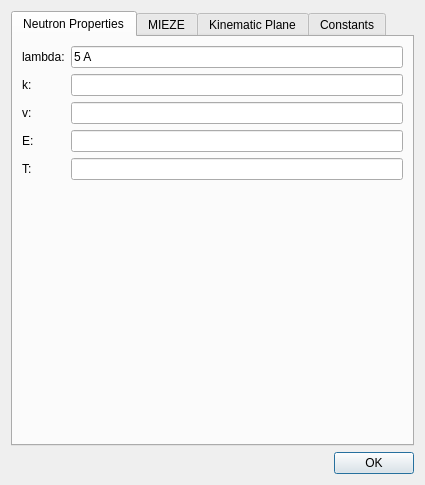
Before: the Qt Designer form ui/formulas.ui in tweber-ill/frm_mirror-miezetools, drawn with Qt 5.
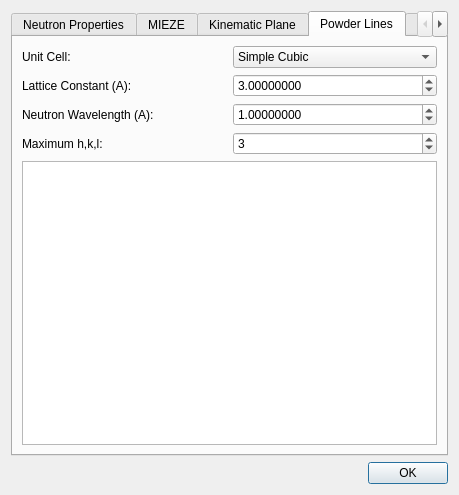
After: the same form once the commit is applied. The open tabs and pages were chosen to show the change.

Commit message: added powder calculation to formula dialog

Diff of the .ui file:
```diff
--- a/ui/formulas.ui
+++ b/ui/formulas.ui
@@ -6,8 +6,8 @@
    <rect>
     <x>0</x>
     <y>0</y>
-    <width>425</width>
-    <height>485</height>
+    <width>459</width>
+    <height>495</height>
    </rect>
   </property>
   <property name="windowTitle">
@@ -19,6 +19,12 @@
      <property name="currentIndex">
       <number>0</number>
      </property>
+     <property name="usesScrollButtons">
+      <bool>true</bool>
+     </property>
+     <property name="documentMode">
+      <bool>false</bool>
+     </property>
      <widget class="QWidget" name="tabNeutron">
       <attribute name="title">
        <string>Neutron Properties</string>
@@ -402,6 +408,113 @@
        </item>
       </layout>
      </widget>
+     <widget class="QWidget" name="tab_3">
+      <attribute name="title">
+       <string>Powder Lines</string>
+      </attribute>
+      <layout class="QGridLayout" name="gridLayout_4">
+       <item row="0" column="1">
+        <widget class="QComboBox" name="comboCell">
+         <item>
+          <property name="text">
+           <string>Simple Cubic</string>
+          </property>
+         </item>
+         <item>
+          <property name="text">
+           <string>fcc</string>
+          </property>
+         </item>
+         <item>
+          <property name="text">
+           <string>bcc</string>
+          </property>
+         </item>
+        </widget>
+       </item>
+       <item row="1" column="0">
+        <widget class="QLabel" name="label_15">
+         <property name="text">
+          <string>Lattice Constant (A):</string>
+         </property>
+        </widget>
+       </item>
+       <item row="1" column="1">
+        <widget class="QDoubleSpinBox" name="spinCellD">
+         <property name="decimals">
+          <number>8</number>
+         </property>
+         <property name="value">
+          <double>3.000000000000000</double>
+         </property>
+        </widget>
+       </item>
+       <item row="4" column="0" colspan="2">
+        <widget class="QTableWidget" name="tablePowderLines">
+         <attribute name="horizontalHeaderVisible">
+          <bool>false</bool>
+         </attribute>
+         <attribute name="verticalHeaderVisible">
+          <bool>false</bool>
+         </attribute>
+         <column>
+          <property name="text">
+           <string>Angle (deg)</string>
+          </property>
+         </column>
+         <column>
+          <property name="text">
+           <string>Peaks</string>
+          </property>
+         </column>
+        </widget>
+       </item>
+       <item row="2" column="0">
+        <widget class="QLabel" name="label_16">
+         <property name="text">
+          <string>Neutron Wavelength (A):</string>
+         </property>
+        </widget>
+       </item>
+       <item row="0" column="0">
+        <widget class="QLabel" name="label_14">
+         <property name="text">
+          <string>Unit Cell:</string>
+         </property>
+        </widget>
+       </item>
+       <item row="2" column="1">
+        <widget class="QDoubleSpinBox" name="spinCellLam">
+         <property name="decimals">
+          <number>8</number>
+         </property>
+         <property name="singleStep">
+          <double>0.100000000000000</double>
+         </property>
+         <property name="value">
+          <double>1.000000000000000</double>
+         </property>
+        </widget>
+       </item>
+       <item row="3" column="0">
+        <widget class="QLabel" name="label_17">
+         <property name="text">
+          <string>Maximum h,k,l:</string>
+         </property>
+        </widget>
+       </item>
+       <item row="3" column="1">
+        <widget class="QSpinBox" name="spinMaxHKL">
+         <property name="minimum">
+          <number>1</number>
+         </property>
+         <property name="value">
+          <number>3</number>
+         </property>
+        </widget>
+       </item>
+      </layout>
+     </widget>
      <widget class="QWidget" name="tab">
       <attribute name="title">
        <string>Constants</string>
```
Left out of the diff: 5 changed lines with no effect on the pictures. The commit also changes 7 other files.
